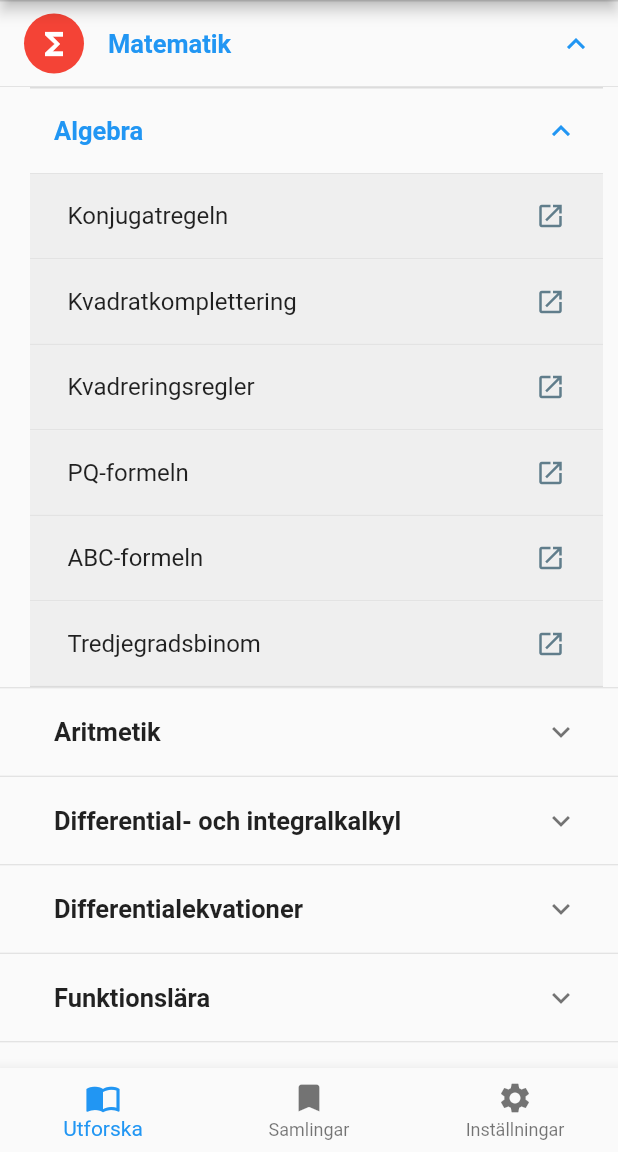
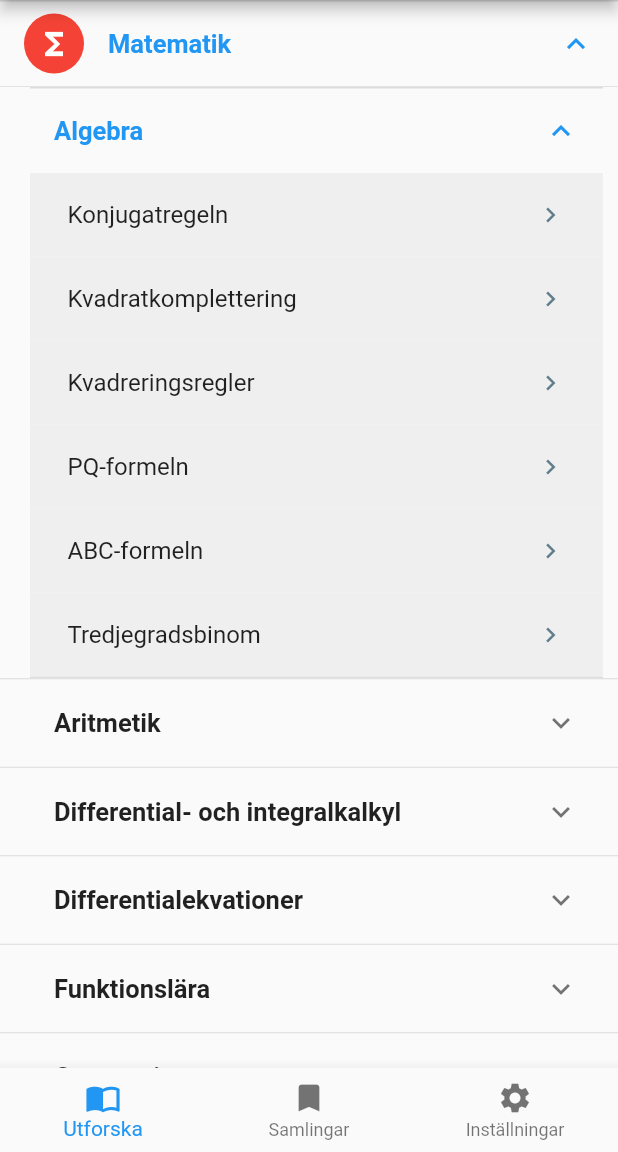
Before and after one commit to Enayaaa/formelblad, a Flutter app: the screen it shows after launch, after a tap on "Matematik", after a tap on "Algebra", on a phone screen of 412 x 824 dp, the part 84-1236 px from its top. Run offline on Flutter 3.47's test engine with Material 2 defaults, Android fonts, the phone set to English and light mode, and no system bars; our stand-ins replace shared_preferences; missing offline and left inert: flutter_tex; statements that could not run were skipped.

Commit message:
cleaned up data and changing icons

```diff
--- a/formelblad_app/lib/data/html_settings.dart
+++ b/formelblad_app/lib/data/html_settings.dart
@@ -26,17 +26,30 @@ const String htmlStyle = r"""<style>
             box-sizing: border-box;
         }
 
-        .tableheader {
-          background-color: rgb(221, 67, 67);
-          border-color: rgb(134, 27, 27);
-          color:white;
-        }
-
         tr,
         td {
             border: 1px grey solid;
             padding: 3px 7px;
         }
+
+        tr:nth-child(1) {
+            background-color: rgb(221, 67, 67);
+            color: white;
+        }
+
+        .image-container {
+            text-align: center;
+        }
+
+        .image-container img {
+          width: 50%;
+          height: auto;
+          background-color: #fafafa;
+          padding: 5px;
+        }
+
+        tr:nth-child(2n+3) {background: rgba(199, 199, 199, 0.288)}
+
     </style>""";
 const String colorSettingsDark = r"""<style>
         body {
--- a/formelblad_app/lib/ui/bottomnavbarutforska.dart
+++ b/formelblad_app/lib/ui/bottomnavbarutforska.dart
@@ -30,22 +30,17 @@ class _UtforskaState extends State<Utforska> {
 
     for (int i = 0; i < length; i++) {
       if (mydata[i]["title"] != "") {
-        list.add(
-          Divider(
-            height: 1,
-          ),
-        );
+        // list.add(
+        //   Divider(
+        //     height: 1,
+        //   ),
+        // );
         list.add(
           Container(
             color: globals.isDarkMode ? Color(0xFF121212) : Color(0xFFEFEFEF),
-            child: ListTile(
-              title: Text(mydata[i]["title"]),
-              trailing: Icon(
-                Icons.launch,
-                size: 20,
-                color: Colors.blueGrey,
-              ),
-              contentPadding: EdgeInsets.only(left: 25, right: 25),
+            child: Material(
+              color: Colors.transparent,
+              child: InkWell(
                 onTap: () {
                   Navigator.push(
                     context,
@@ -72,6 +67,16 @@ class _UtforskaState extends State<Utforska> {
                     ),
                   );
                 },
+                child: ListTile(
+                  title: Text(mydata[i]["title"]),
+                  trailing: Icon(
+                    Icons.keyboard_arrow_right,
+                    size: 20,
+                    color: Colors.blueGrey,
+                  ),
+                  contentPadding: EdgeInsets.only(left: 25, right: 25),
+                ),
+              ),
             ),
           ),
         );
```
Also changed, not shown: formelblad_app/lib/data/formler.dart (+1 -1 lines), formelblad_app/lib/ui/datasearch.dart (+74 -58 lines), 1 other file. Lines whose indentation alone changed are shown as unchanged.
